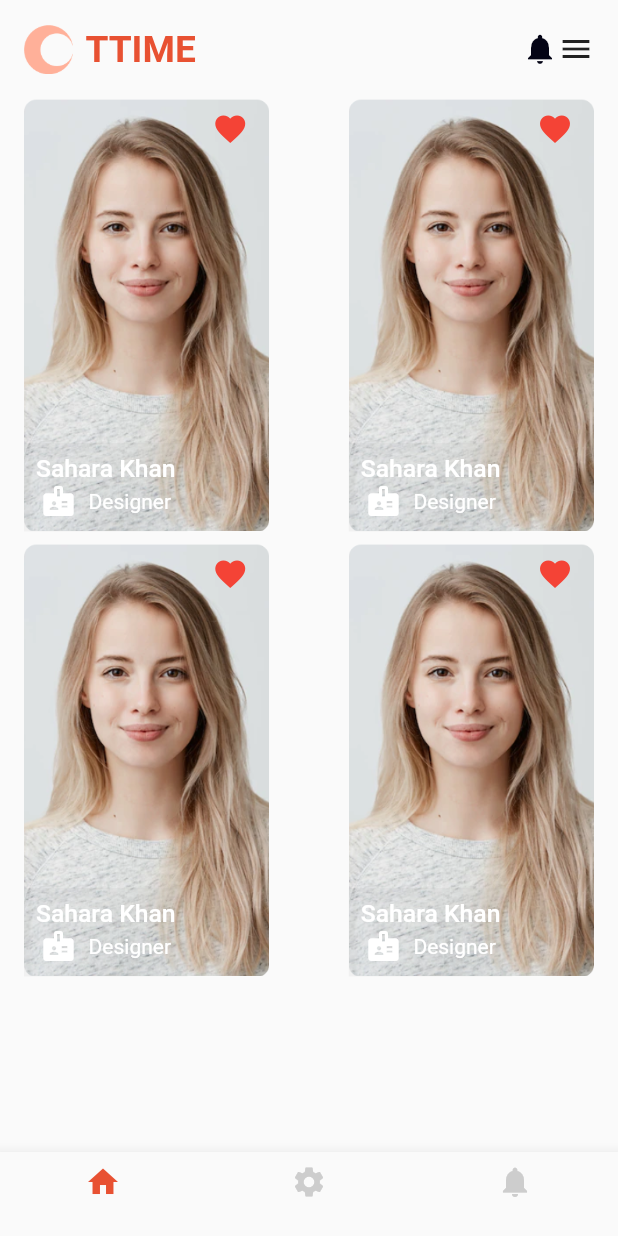
After one commit to SyedMahamudulHasan/kotha, a Flutter app: the HomeScreen screen opened by its route, on a phone screen of 412 x 824 dp. The commit adds this screen. Run offline on Flutter 3.47's test engine with Material 2 defaults, Android fonts, the phone set to English and light mode, and no system bars; our stand-ins replace flutter_riverpod.

Commit message:
home screen

```diff
--- a/lib/main.dart
+++ b/lib/main.dart
@@ -1,6 +1,7 @@
 import 'package:flutter/material.dart';
 import 'package:flutter_riverpod/flutter_riverpod.dart';
 import 'package:kotha/view/screens/dash_screen.dart';
+import 'package:kotha/view/screens/home_screen.dart';
 import 'package:kotha/view/screens/slot_screen.dart';
 
 void main() {
@@ -23,6 +24,7 @@ class MyApp extends StatelessWidget {
         routes: {
           DashScreen.id: (context) => const DashScreen(),
           SlotScreen.id: (context) => const SlotScreen(),
+          HomeScreen.id: (context) => const HomeScreen()
         });
   }
 }
--- a/lib/view/screens/dash_screen.dart
+++ b/lib/view/screens/dash_screen.dart
@@ -1,6 +1,7 @@
 import 'package:flutter/material.dart';
 import 'package:flutter_riverpod/flutter_riverpod.dart';
 import 'package:kotha/model/utils/constant.dart';
+import 'package:kotha/view/screens/home_screen.dart';
 import 'package:kotha/view/screens/slot_screen.dart';
 import 'package:kotha/view/widgets/custom_appbar.dart';
 
@@ -60,7 +61,9 @@ class _SplashScreenState extends ConsumerState<DashScreen> {
                       )),
                   //============================>>> home button
                   InkWell(
-                    onTap: () {},
+                    onTap: () {
+                      Navigator.pushReplacementNamed(context, HomeScreen.id);
+                    },
                     child: Container(
                       height: size.height * 0.055,
                       width: size.width * 0.45,
--- /dev/null
+++ b/lib/view/screens/home_screen.dart
@@ -0,0 +1,174 @@
+import 'package:flutter/material.dart';
+import 'package:flutter_riverpod/flutter_riverpod.dart';
+import 'package:kotha/model/utils/constant.dart';
+
+class HomeScreen extends ConsumerStatefulWidget {
+  const HomeScreen({super.key});
+  static const id = "/homeScreen";
+
+  @override
+  ConsumerState<ConsumerStatefulWidget> createState() => _HomeScreenState();
+}
+
+class _HomeScreenState extends ConsumerState<HomeScreen> {
+  int index = 0;
+  @override
+  Widget build(BuildContext context) {
+    final Size size = MediaQuery.of(context).size;
+    return SafeArea(
+      child: Scaffold(
+        body: Padding(
+          padding: const EdgeInsets.all(16),
+          child: Column(
+            children: [
+              //==============app bar
+              Row(
+                mainAxisAlignment: MainAxisAlignment.spaceBetween,
+                children: [
+                  Row(
+                    children: [
+                      SizedBox(
+                        width: size.width * 0.08,
+                        child: Image.asset("assets/logo/logo.png"),
+                      ),
+                      const SizedBox(width: 8),
+                      Text(
+                        "TTIME",
+                        style: TextStyle(
+                          color: KColor.secondaryColor,
+                          fontWeight: FontWeight.bold,
+                          fontSize: size.width * 0.06,
+                        ),
+                      )
+                    ],
+                  ),
+                  Row(
+                    children: const [
+                      Icon(
+                        Icons.notifications,
+                        color: Color(0xff040415),
+                      ),
+                      Icon(Icons.menu)
+                    ],
+                  )
+                ],
+              ),
+              //=======================================>>
+              SizedBox(
+                height: size.width * 0.04,
+              ),
+              Column(
+                children: [
+                  Row(
+                    mainAxisAlignment: MainAxisAlignment.spaceBetween,
+                    children: [
+                      clientCardWidget(size),
+                      clientCardWidget(size),
+                    ],
+                  ),
+                  SizedBox(
+                    height: size.width * 0.02,
+                  ),
+                  Row(
+                    mainAxisAlignment: MainAxisAlignment.spaceBetween,
+                    children: [
+                      clientCardWidget(size),
+                      clientCardWidget(size),
+                    ],
+                  )
+                ],
+              )
+            ],
+          ),
+        ),
+        bottomNavigationBar: BottomNavigationBar(
+            currentIndex: index,
+            selectedItemColor: KColor.secondaryColor,
+            onTap: (value) {
+              setState(() {
+                index = value;
+              });
+            },
+            items: const [
+              BottomNavigationBarItem(
+                  icon: Icon(
+                    Icons.home,
+                    color: KColor.secondaryColor,
+                  ),
+                  label: ""),
+              BottomNavigationBarItem(
+                  icon: Icon(
+                    Icons.settings,
+                    color: Color(0xffCDCDCD),
+                  ),
+                  label: ""),
+              BottomNavigationBarItem(
+                  icon: Icon(
+                    Icons.notifications,
+                    color: Color(0xffCDCDCD),
+                  ),
+                  label: "")
+            ]),
+      ),
+    );
+  }
+
+  Stack clientCardWidget(Size size) {
+    return Stack(
+      children: [
+        SizedBox(
+          height: size.height * 0.35,
+          //width: size.width * 0.4,
+          child: Image.asset("assets/image/client.png"),
+        ),
+        const Positioned(
+            right: 6,
+            child: Padding(
+              padding: EdgeInsets.all(8.0),
+              child: Icon(
+                Icons.favorite,
+                color: Colors.red,
+              ),
+            )),
+        Positioned(
+            bottom: 0,
+            child: Container(
+              padding: const EdgeInsets.all(8.0),
+              color: Colors.grey.withOpacity(0.1),
+              child: Column(
+                children: [
+                  Text(
+                    "Sahara Khan",
+                    style: TextStyle(
+                      color: Colors.white,
+                      fontSize: size.width * 0.04,
+                      fontWeight: FontWeight.w500,
+                    ),
+                  ),
+                  Row(
+                    mainAxisSize: MainAxisSize.min,
+                    children: [
+                      const Icon(
+                        Icons.badge,
+                        color: Colors.white,
+                      ),
+                      const SizedBox(
+                        width: 8,
+                      ),
+                      Text(
+                        "Designer",
+                        style: TextStyle(
+                          color: Colors.white,
+                          fontSize: size.width * 0.034,
+                          fontWeight: FontWeight.w400,
+                        ),
+                      )
+                    ],
+                  )
+                ],
+              ),
+            ))
+      ],
+    );
+  }
+}
```
Also changed, not shown: assets/image/client.png (added).
